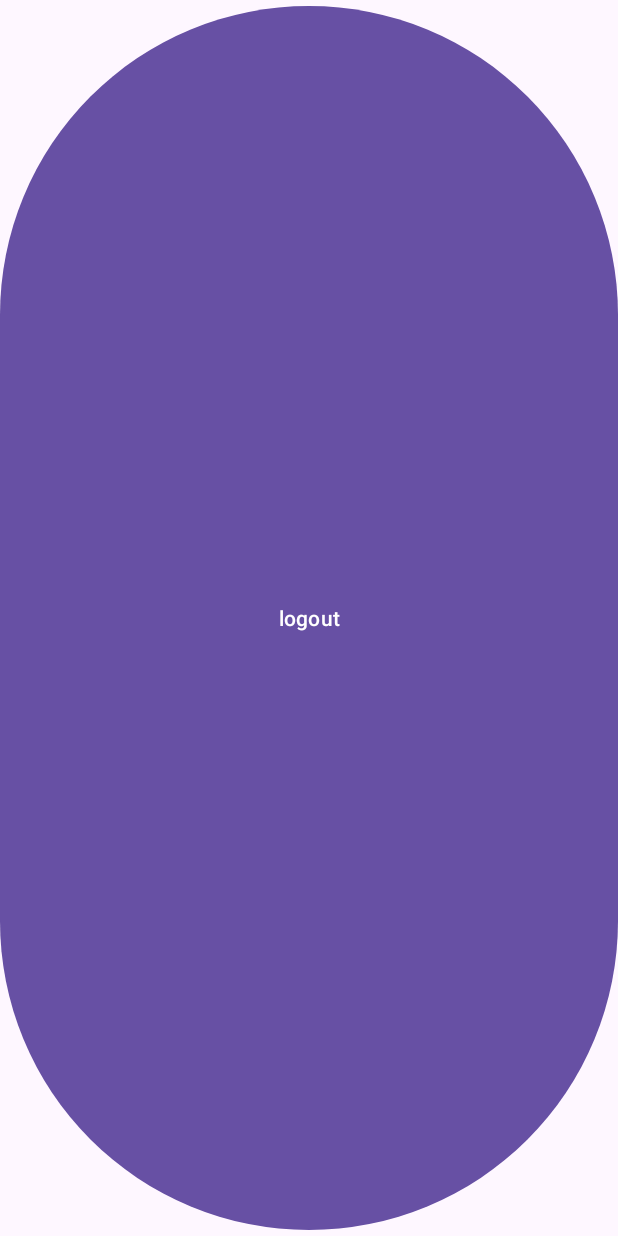
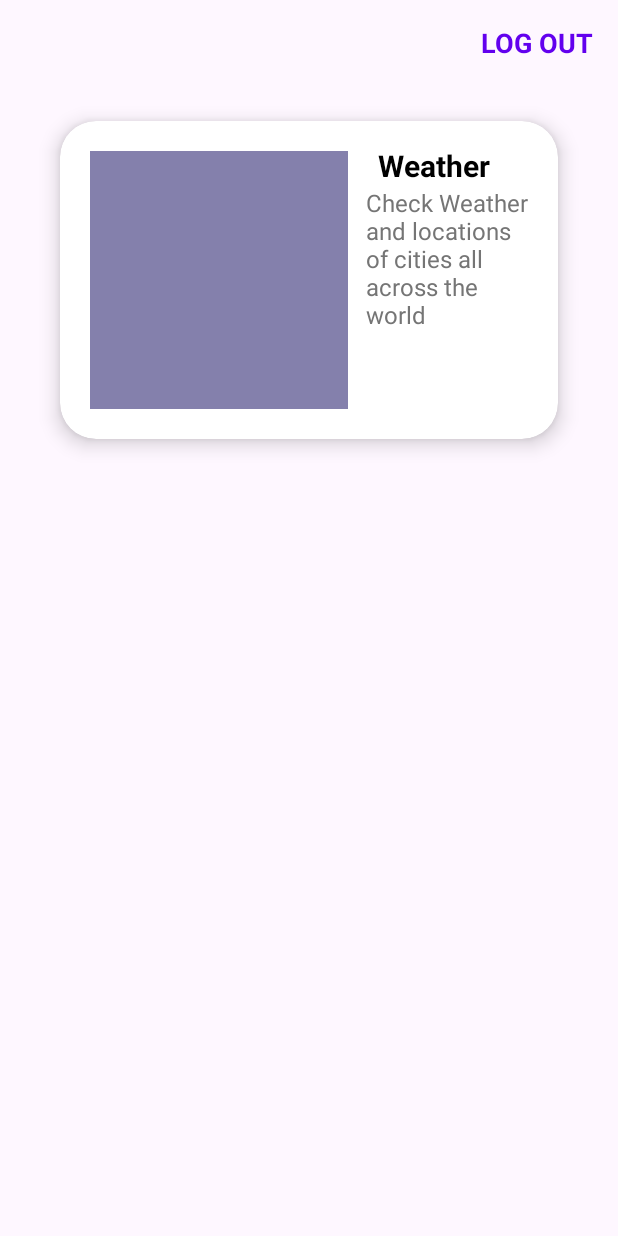
Before and after one commit to Abdullah0306533/All-Solutions, an Android app: the screen it shows after launch once a user with an empty profile is signed in (MainPageActivity), on a phone screen of 412 x 824 dp. Run offline under Robolectric (Android 15) with nearby library versions, the phone set to English and light mode, and no system bars; our stand-ins replace Firebase (no records; nobody signed in at launch, a user with empty details on screens opened directly), data binding.

Commit message:
completed the main page UI and Back end

```diff
--- a/app/src/main/java/com/projects/solutionpack/adapters/MainPageAdapter.java
+++ b/app/src/main/java/com/projects/solutionpack/adapters/MainPageAdapter.java
@@ -1,17 +1,60 @@
 package com.projects.solutionpack.adapters;
 
-import android.view.View;
-
+import android.util.Log;
+import android.view.LayoutInflater;
+import android.view.ViewGroup;
 import androidx.annotation.NonNull;
 import androidx.recyclerview.widget.RecyclerView;
+import com.projects.solutionpack.databinding.MainPageEachItomBinding;
+import com.projects.solutionpack.model.Tool;
+import java.util.List;
 
 public class MainPageAdapter extends RecyclerView.Adapter<MainPageAdapter.ViewHolder> {
 
-    class ViewHolder extends RecyclerView.ViewHolder{
+    private final List<Tool> toolList;
+    private final OnItemClickListener listener;
 
+    // Constructor to initialize the tool list and listener
+    public MainPageAdapter(List<Tool> toolList, OnItemClickListener listener) {
+        this.toolList = toolList;
+        this.listener = listener;
+    }
 
-        public ViewHolder(@NonNull View itemView) {
-            super(itemView);
+    // Interface for handling item clicks
+    public interface OnItemClickListener {
+        void onItemClick(Tool tool);
+    }
+
+    @NonNull
+    @Override
+    public ViewHolder onCreateViewHolder(@NonNull ViewGroup parent, int viewType) {
+        LayoutInflater inflater = LayoutInflater.from(parent.getContext());
+        MainPageEachItomBinding binding = MainPageEachItomBinding.inflate(inflater, parent, false);
+        return new ViewHolder(binding);
+    }
+
+    @Override
+    public void onBindViewHolder(@NonNull ViewHolder holder, int position) {
+        Tool currentTool = toolList.get(position);
+
+        holder.binding.setFill(currentTool);
+// Log the image resource ID to verify
+        Log.d("loggy", "Image Resource ID: " + currentTool.getImageResource());
+
+        holder.binding.getRoot().setOnClickListener(v -> listener.onItemClick(currentTool));  // Set click listener
+    }
+
+    @Override
+    public int getItemCount() {
+        return toolList.size();
+    }
+
+    class ViewHolder extends RecyclerView.ViewHolder {
+        MainPageEachItomBinding binding;
+
+        public ViewHolder(MainPageEachItomBinding binding) {
+            super(binding.getRoot());
+            this.binding = binding;
         }
     }
 }
--- a/app/src/main/java/com/projects/solutionpack/model/Tool.java
+++ b/app/src/main/java/com/projects/solutionpack/model/Tool.java
@@ -1,8 +1,46 @@
 package com.projects.solutionpack.model;
+
+import androidx.databinding.BindingAdapter;
 
 public class Tool {
     private String toolTitle;
     private String toolDescription;
     private int imageResource;
 
+    //constructor
+
+
+    public Tool(String toolTitle, String toolDescription, int imageResource) {
+        this.toolTitle = toolTitle;
+        this.toolDescription = toolDescription;
+        this.imageResource = imageResource;
+    }
+
+    public Tool() {
+    }
+    //getters and setters
+
+
+    public String getToolTitle() {
+        return toolTitle;
+    }
+    public void setToolTitle(String toolTitle) {
+        this.toolTitle = toolTitle;
+    }
+
+    public String getToolDescription() {
+        return toolDescription;
+    }
+
+    public void setToolDescription(String toolDescription) {
+        this.toolDescription = toolDescription;
+    }
+
+    public int getImageResource() {
+        return imageResource;
+    }
+
+    public void setImageResource(int imageResource) {
+        this.imageResource = imageResource;
+    }
 }
--- a/app/src/main/java/com/projects/solutionpack/views/MainPageActivity.java
+++ b/app/src/main/java/com/projects/solutionpack/views/MainPageActivity.java
@@ -1,34 +1,83 @@
 package com.projects.solutionpack.views;
 
+import android.content.Intent;
 import android.os.Bundle;
+import android.widget.ImageView;
+import android.widget.Toast;
 
-import androidx.activity.EdgeToEdge;
 import androidx.appcompat.app.AppCompatActivity;
 import androidx.core.graphics.Insets;
 import androidx.core.view.ViewCompat;
 import androidx.core.view.WindowInsetsCompat;
+import androidx.databinding.BindingAdapter;
 import androidx.databinding.DataBindingUtil;
+import androidx.recyclerview.widget.LinearLayoutManager;
+import com.projects.solutionpack.R;
+import com.projects.solutionpack.adapters.MainPageAdapter;
+import com.projects.solutionpack.databinding.ActivityMainPageBinding;
+import com.projects.solutionpack.model.Tool;
+import com.projects.solutionpack.viewmodel.MyViewModel;
 
-import com.projects.solutionpack.R;
-import com.projects.solutionpack.databinding.ActivityMainPageBinding;
-import com.projects.solutionpack.viewmodel.MyViewModel;
+import java.util.ArrayList;
+import java.util.List;
 
 public class MainPageActivity extends AppCompatActivity {
 
-    ActivityMainPageBinding activityMainPageBinding;
+    private ActivityMainPageBinding activityMainPageBinding;
+    private List<Tool> toolList = new ArrayList<>();
+    private MyViewModel viewModel;
+
     @Override
     protected void onCreate(Bundle savedInstanceState) {
         super.onCreate(savedInstanceState);
-        EdgeToEdge.enable(this);
-        setContentView(R.layout.activity_main_page);
+        activityMainPageBinding = DataBindingUtil.setContentView(this, R.layout.activity_main_page);
+
+        // Apply edge-to-edge system insets
         ViewCompat.setOnApplyWindowInsetsListener(findViewById(R.id.main), (v, insets) -> {
             Insets systemBars = insets.getInsets(WindowInsetsCompat.Type.systemBars());
             v.setPadding(systemBars.left, systemBars.top, systemBars.right, systemBars.bottom);
             return insets;
         });
-        MyViewModel viewModel=new MyViewModel(this);
-        activityMainPageBinding= DataBindingUtil.setContentView(this,R.layout.activity_main_page);
-        activityMainPageBinding.ll.setOnClickListener(view -> {viewModel.getSignOut();});
+
+        // Initialize tool list (you can replace this with actual data)
+        initializeToolList();
+
+        // Set up RecyclerView with adapter
+        setUpRecyclerView();
+
+        //to get signed out
+        viewModel=new MyViewModel(this);
+        activityMainPageBinding.logOut.setOnClickListener(view -> {
+            Toast.makeText(this, "signed out", Toast.LENGTH_SHORT).show();
+            viewModel.getSignOut();});
+    }
+
+    private void initializeToolList() {
+        // Example data for tools
+        toolList.add(new Tool("Weather", "Check Weather and locations of cities all across the world", R.drawable.weather));
+        // Add more tools as needed
+    }
+
+    private void setUpRecyclerView() {
+        MainPageAdapter adapter = new MainPageAdapter(toolList, this::navigateToToolActivity);
+        activityMainPageBinding.recyclerView.setLayoutManager(new LinearLayoutManager(this));
+        activityMainPageBinding.recyclerView.setAdapter(adapter);
+    }
+
+    private void navigateToToolActivity(Tool tool) {
+        Intent intent;
+
+        // Navigate to different activities based on the tool selected
+        switch (tool.getToolTitle()) {
+            case "Weather":
+                // Launch activity for Tool 1
+                intent = new Intent(MainPageActivity.this, WeatherActivity.class);
+                startActivity(intent);
+                break;
+                //Todo:create alot of tools and place the startActivity at end of switch
+        }
+
 
     }
+
 }
--- /dev/null
+++ b/app/src/main/res/drawable/rounded_image.xml
@@ -0,0 +1,5 @@
+<?xml version="1.0" encoding="utf-8"?>
+<shape xmlns:android="http://schemas.android.com/apk/res/android">
+    <corners android:radius="12dp" /> <!-- Adjust the radius for how round you want the corners -->
+    <solid android:color="@android:color/transparent" /> <!-- Transparent background -->
+</shape>
--- a/app/src/main/res/layout/activity_main_page.xml
+++ b/app/src/main/res/layout/activity_main_page.xml
@@ -9,15 +9,36 @@
         android:layout_height="match_parent"
         tools:context=".views.MainPageActivity">
 
-        <Button
-            android:id="@+id/ll"
+        <!-- Log Out Button -->
+        <TextView
+            android:id="@+id/logOut"
+            android:layout_width="wrap_content"
+            android:layout_height="wrap_content"
+            android:layout_marginTop="16dp"
+            android:layout_marginEnd="16dp"
+            android:text="Log Out"
+            android:textAlignment="center"
+            android:textAllCaps="true"
+            android:textColor="@color/colorPrimary"
+            android:textSize="18sp"
+            android:textStyle="bold"
+            app:layout_constraintEnd_toEndOf="parent"
+            app:layout_constraintTop_toTopOf="parent" />
+
+        <!-- RecyclerView -->
+        <androidx.recyclerview.widget.RecyclerView
+            android:id="@+id/recyclerView"
             android:layout_width="0dp"
             android:layout_height="0dp"
-            android:text="logout"
+            android:layout_margin="16dp"
+            android:clipToPadding="false"
+            android:padding="8dp"
+            android:scrollbars="vertical"
+            app:layout_constraintTop_toBottomOf="@id/logOut"
             app:layout_constraintBottom_toBottomOf="parent"
+            app:layout_constraintStart_toStartOf="parent"
             app:layout_constraintEnd_toEndOf="parent"
-            app:layout_constraintStart_toStartOf="parent"
-            app:layout_constraintTop_toTopOf="parent" />
+            />
 
     </androidx.constraintlayout.widget.ConstraintLayout>
 </layout>
--- a/app/src/main/res/layout/main_page_each_itom.xml
+++ b/app/src/main/res/layout/main_page_each_itom.xml
@@ -2,86 +2,67 @@
 <layout
     xmlns:android="http://schemas.android.com/apk/res/android"
     xmlns:app="http://schemas.android.com/apk/res-auto"
-    xmlns:tools="http://schemas.android.com/tools"
-    >
+    xmlns:tools="http://schemas.android.com/tools">
+
     <data>
         <variable
             name="fill"
-            type="" />
+            type="com.projects.solutionpack.model.Tool" />
     </data>
 
-
-<androidx.constraintlayout.widget.ConstraintLayout
-    android:layout_width="match_parent"
-    android:layout_height="wrap_content"
-    android:padding="16dp"
-    android:background="?attr/selectableItemBackground"
-    android:elevation="4dp"
-    android:orientation="vertical">
-
-    <!-- Card Background -->
     <androidx.cardview.widget.CardView
-        android:id="@+id/card_view"
-        android:layout_width="0dp"
+        android:layout_width="match_parent"
         android:layout_height="wrap_content"
-        android:layout_margin="8dp"
-        app:cardCornerRadius="12dp"
-        app:cardElevation="8dp"
-        app:layout_constraintStart_toStartOf="parent"
-        app:layout_constraintEnd_toEndOf="parent"
-        app:layout_constraintTop_toTopOf="parent"
-        app:layout_constraintBottom_toBottomOf="parent">
+        android:layout_margin="16dp"
+        app:cardCornerRadius="24dp"
+        app:cardElevation="8dp">
 
         <androidx.constraintlayout.widget.ConstraintLayout
             android:layout_width="match_parent"
             android:layout_height="wrap_content"
             android:padding="16dp">
 
-            <!-- Icon/Image for the tool -->
+
             <ImageView
                 android:id="@+id/tool_icon"
-                android:layout_width="64dp"
-                android:layout_height="64dp"
-                android:layout_marginEnd="16dp"
-                android:contentDescription="@string/tool_icon"
-                android:scaleType="centerInside"
+                android:layout_width="180dp"
+                android:layout_height="180dp"
+
+                android:src="@{fill.imageResource}"
+                android:padding="4dp"
                 app:layout_constraintTop_toTopOf="parent"
                 app:layout_constraintStart_toStartOf="parent"
-                app:layout_constraintBottom_toBottomOf="parent"
-                app:layout_constraintVertical_bias="0.5"
-                 />
+                app:layout_constraintBottom_toBottomOf="parent" />
+
+
 
             <!-- Tool Title -->
             <TextView
                 android:id="@+id/tool_title"
                 android:layout_width="0dp"
                 android:layout_height="wrap_content"
-                android:text="Tool Title"
-                android:textSize="18sp"
+                android:text="@{fill.toolTitle}"
+                android:textSize="20sp"
                 android:textStyle="bold"
                 android:textColor="@color/black"
                 app:layout_constraintStart_toEndOf="@id/tool_icon"
                 app:layout_constraintTop_toTopOf="parent"
                 app:layout_constraintEnd_toEndOf="parent"
-                app:layout_constraintHorizontal_bias="0"
-                android:layout_marginBottom="4dp" />
+                android:layout_marginStart="16dp" />
 
             <!-- Tool Description -->
             <TextView
                 android:id="@+id/tool_description"
                 android:layout_width="0dp"
                 android:layout_height="wrap_content"
-                android:text="This is a short description of the tool."
-                android:textSize="14sp"
+                android:text="@{fill.toolDescription}"
+                android:textSize="16sp"
+                android:layout_marginStart="8dp"
                 android:textColor="@color/gray"
                 app:layout_constraintStart_toEndOf="@id/tool_icon"
                 app:layout_constraintTop_toBottomOf="@id/tool_title"
-                app:layout_constraintEnd_toEndOf="parent"
-                app:layout_constraintHorizontal_bias="0" />
+                app:layout_constraintEnd_toEndOf="parent" />
 
-
-
-            </androidx.constraintlayout.widget.ConstraintLayout>
-        </androidx.cardview.widget.CardView>
-    </androidx.constraintlayout.widget.ConstraintLayout>
+        </androidx.constraintlayout.widget.ConstraintLayout>
+    </androidx.cardview.widget.CardView>
 </layout>
```
Also changed, not shown: app/build.gradle.kts (+17 -0 lines), app/src/main/AndroidManifest.xml (+6 -3 lines), app/src/main/java/com/projects/solutionpack/views/WeatherActivity.java (added, +26 -0 lines), app/src/main/res/layout/activity_weather.xml (added, +10 -0 lines), app/src/main/res/values/colors.xml (+8 -0 lines), app/src/main/res/drawable/weather.png (added).
